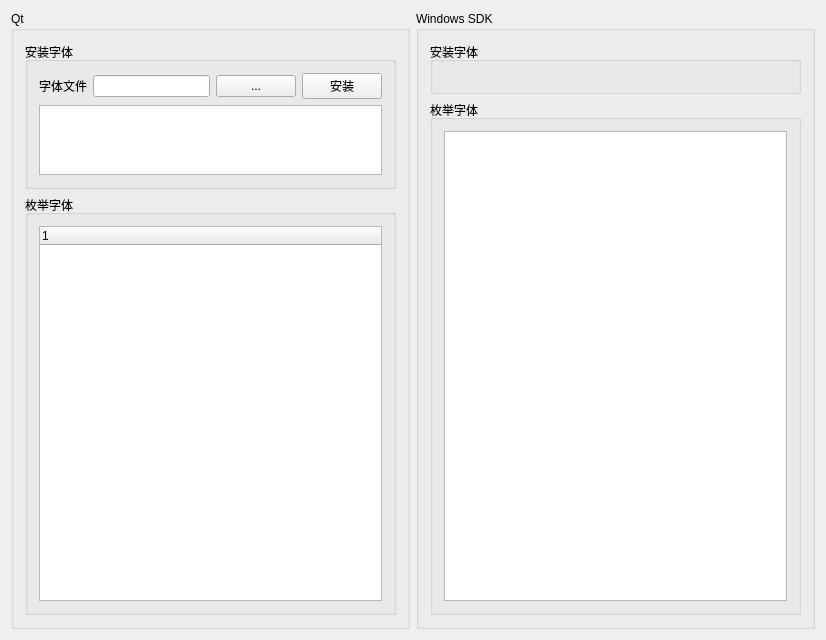
Before: the Qt Designer form Learn/Font/Widget.ui in huangjxbq/VisualStudio2017, drawn with Qt 5.
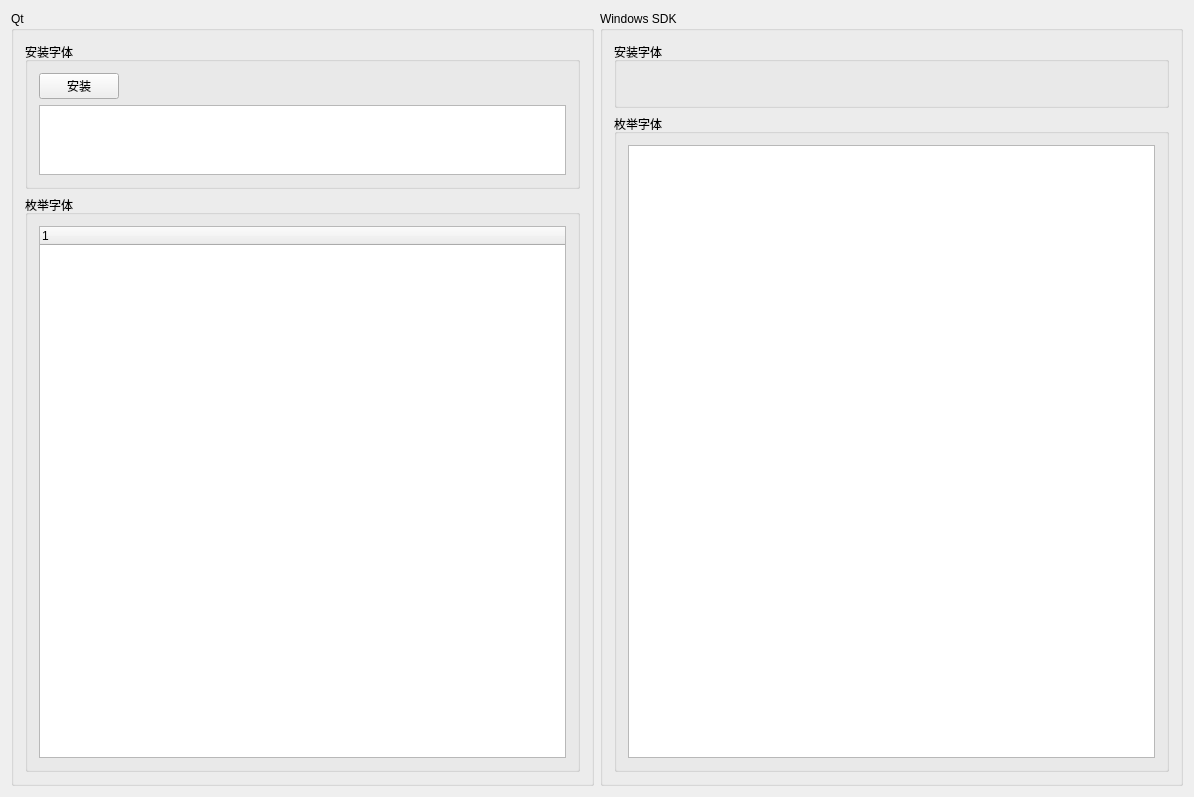
After: the same form once the commit is applied.

What changed in the file:
```diff
--- a/Learn/Font/Widget.ui
+++ b/Learn/Font/Widget.ui
@@ -6,8 +6,8 @@
    <rect>
     <x>0</x>
     <y>0</y>
-    <width>826</width>
-    <height>640</height>
+    <width>1194</width>
+    <height>797</height>
    </rect>
   </property>
   <property name="windowTitle">
@@ -28,23 +28,6 @@
         <layout class="QVBoxLayout" name="verticalLayout_3">
          <item>
           <layout class="QHBoxLayout" name="horizontalLayout_3">
-           <item>
-            <widget class="QLabel" name="label">
-             <property name="text">
-              <string>字体文件</string>
-             </property>
-            </widget>
-           </item>
-           <item>
-            <widget class="QLineEdit" name="lineEdit_FontFile_Qt"/>
-           </item>
-           <item>
-            <widget class="QPushButton" name="pushButton_Browse_Qt">
-             <property name="text">
-              <string>...</string>
-             </property>
-            </widget>
-           </item>
            <item>
             <widget class="QPushButton" name="pushButton_Install_Qt">
              <property name="text">
@@ -52,6 +35,19 @@
              </property>
             </widget>
            </item>
+           <item>
+            <spacer name="horizontalSpacer">
+             <property name="orientation">
+              <enum>Qt::Horizontal</enum>
+             </property>
+             <property name="sizeHint" stdset="0">
+              <size>
+               <width>40</width>
+               <height>20</height>
+              </size>
+             </property>
+            </spacer>
+           </item>
           </layout>
          </item>
          <item>
```
